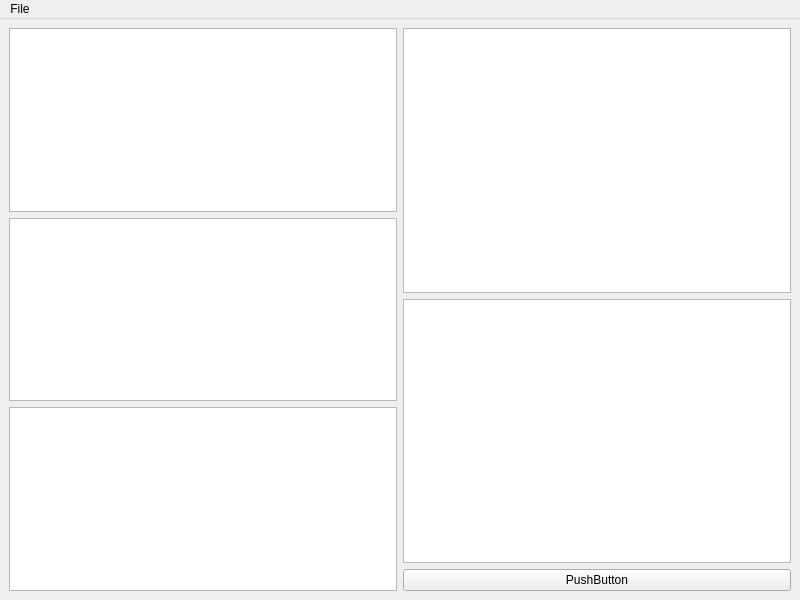
Qt form cpp/c14/mainwindow.ui (p0lymeric/fe56_dscr) before a commit.
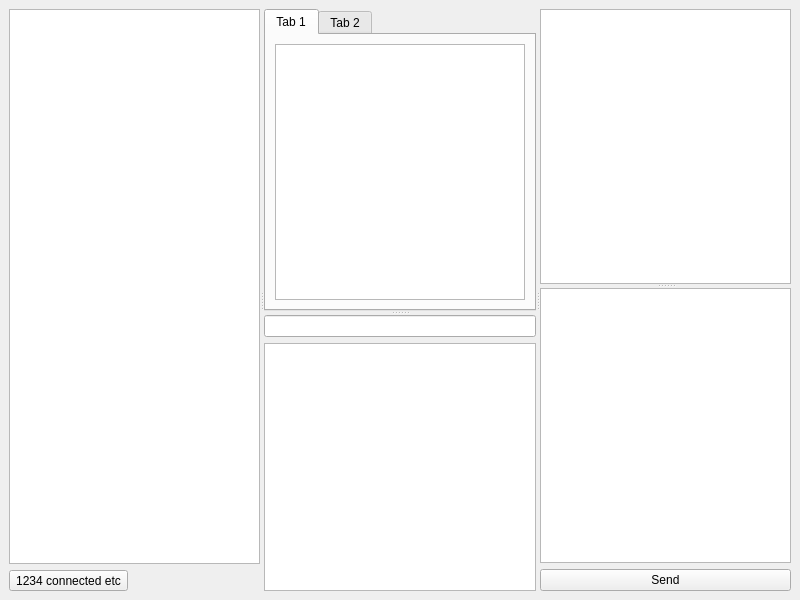
The same form after that commit.

Commit message: Improve message styling, add fonts, tweak DSCR state machine.

Patch:
```diff
--- a/cpp/c14/mainwindow.ui
+++ b/cpp/c14/mainwindow.ui
@@ -16,53 +16,92 @@
   <widget class="QWidget" name="centralwidget">
    <layout class="QHBoxLayout" name="horizontalLayout_2">
     <item>
+     <widget class="QSplitter" name="splitter_3">
+      <property name="orientation">
+       <enum>Qt::Orientation::Horizontal</enum>
+      </property>
+      <widget class="QWidget" name="left" native="true">
+       <layout class="QVBoxLayout" name="verticalLayout_2">
+        <item>
+         <widget class="QListView" name="dictionaryList"/>
+        </item>
+        <item>
+         <widget class="QToolButton" name="connectionPill">
+          <property name="text">
+           <string>1234 connected etc</string>
+          </property>
+         </widget>
+        </item>
+       </layout>
+      </widget>
+      <widget class="QWidget" name="center" native="true">
+       <layout class="QVBoxLayout" name="verticalLayout_6">
+        <item>
+         <widget class="QSplitter" name="splitter_2">
+          <property name="orientation">
+           <enum>Qt::Orientation::Vertical</enum>
+          </property>
+          <widget class="QTabWidget" name="tabWidget">
+           <property name="currentIndex">
+            <number>0</number>
+           </property>
+           <widget class="QWidget" name="tab">
+            <attribute name="title">
+             <string>Tab 1</string>
+            </attribute>
      <layout class="QVBoxLayout" name="verticalLayout">
       <item>
        <widget class="QTextBrowser" name="chatBrowser"/>
       </item>
+            </layout>
+           </widget>
+           <widget class="QWidget" name="tab_2">
+            <attribute name="title">
+             <string>Tab 2</string>
+            </attribute>
+           </widget>
+          </widget>
+          <widget class="QWidget" name="widget_2" native="true">
+           <layout class="QVBoxLayout" name="verticalLayout_5">
       <item>
-       <widget class="QTextBrowser" name="signalViz"/>
+             <widget class="QLineEdit" name="signalViz"/>
       </item>
       <item>
-       <widget class="QTextEdit" name="messageEditor"/>
-      </item>
-     </layout>
-    </item>
+             <widget class="QTextEdit" name="messageEditor">
+              <property name="acceptRichText">
+               <bool>false</bool>
+              </property>
+             </widget>
+            </item>
+           </layout>
+          </widget>
+         </widget>
+        </item>
+       </layout>
+      </widget>
+      <widget class="QWidget" name="right" native="true">
+       <layout class="QVBoxLayout" name="verticalLayout_4">
     <item>
-     <layout class="QVBoxLayout" name="verticalLayout_2">
-      <item>
-       <widget class="QListView" name="listView"/>
+         <widget class="QSplitter" name="splitter">
+          <property name="orientation">
+           <enum>Qt::Orientation::Vertical</enum>
+          </property>
+          <widget class="QListView" name="usersList"/>
+          <widget class="QTextBrowser" name="inspector"/>
+         </widget>
       </item>
       <item>
-       <widget class="QTextBrowser" name="textBrowser"/>
-      </item>
-      <item>
-       <widget class="QPushButton" name="pushButton">
+         <widget class="QPushButton" name="sendButton">
         <property name="text">
-         <string>PushButton</string>
+           <string>Send</string>
         </property>
        </widget>
       </item>
      </layout>
-    </item>
-   </layout>
-  </widget>
-  <widget class="QMenuBar" name="menubar">
-   <property name="geometry">
-    <rect>
-     <x>0</x>
-     <y>0</y>
-     <width>800</width>
-     <height>22</height>
-    </rect>
-   </property>
-   <widget class="QMenu" name="menuFile">
-    <property name="title">
-     <string>File</string>
-    </property>
-    <addaction name="actionExit"/>
-   </widget>
-   <addaction name="menuFile"/>
+      </widget>
+     </widget>
+    </item>
+   </layout>
   </widget>
   <action name="actionExit">
    <property name="text">
```
Left out of the diff: 2 changed lines with no effect on the pictures. Lines whose indentation alone changed are shown as unchanged. The commit also changes 22 other files.
